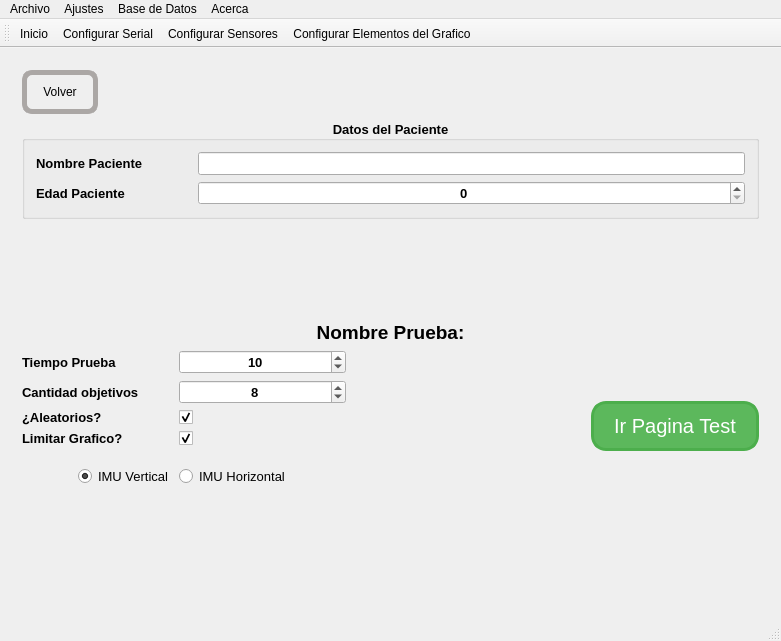
hectorda/Bio-Feedback, file mainwindow.ui: the form before one commit.
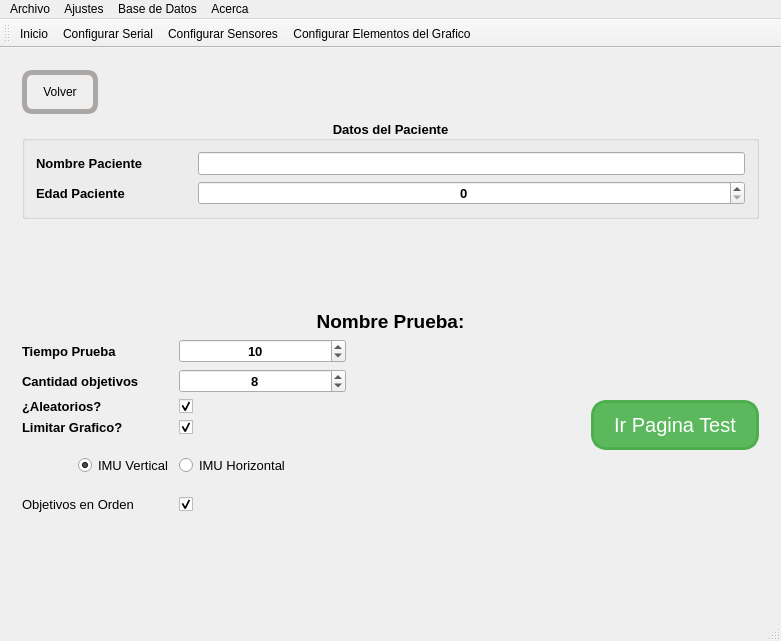
The form after the commit. The open tabs and pages were chosen to show the change. Icons and pictures are not drawn. Custom widgets are drawn as their Qt base class.

The edit to the form file:
```diff
--- a/mainwindow.ui
+++ b/mainwindow.ui
@@ -529,6 +529,23 @@
               </item>
              </layout>
             </item>
+            <item row="6" column="0">
+             <widget class="QLabel" name="label_3">
+              <property name="text">
+               <string>Objetivos en Orden</string>
+              </property>
+             </widget>
+            </item>
+            <item row="6" column="1">
+             <widget class="QCheckBox" name="checkBoxOrdenObjetivos">
+              <property name="text">
+               <string/>
+              </property>
+              <property name="checked">
+               <bool>true</bool>
+              </property>
+             </widget>
+            </item>
            </layout>
           </item>
           <item>
```
Left out of the diff: 28 changed lines with no effect on the pictures.
